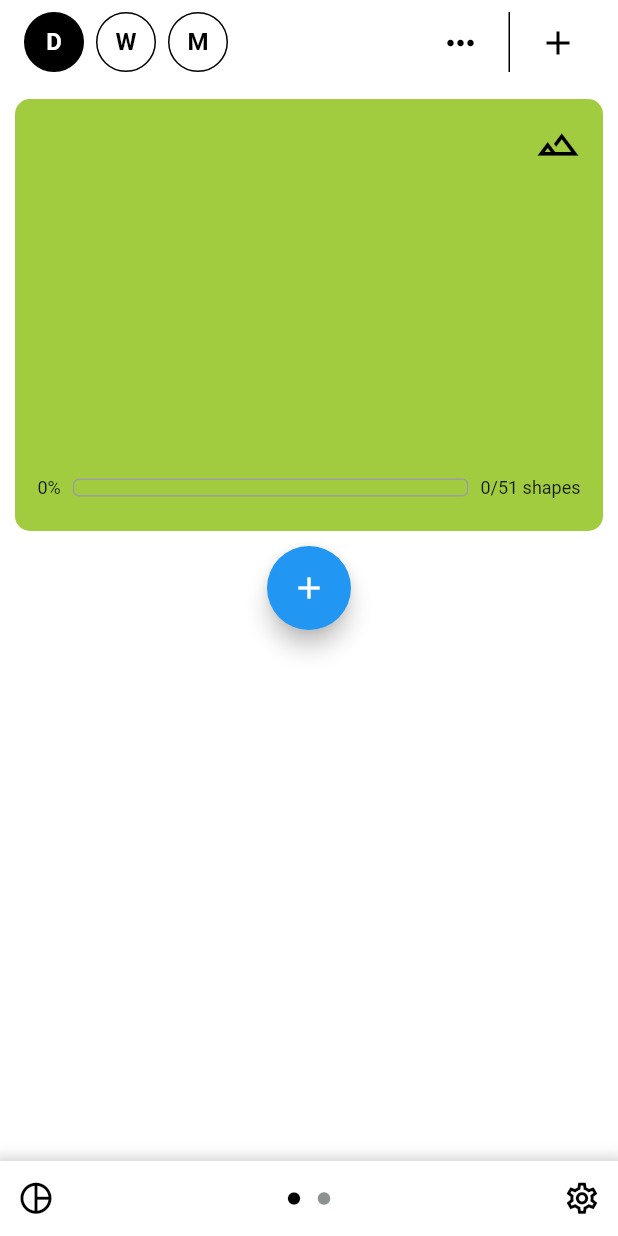
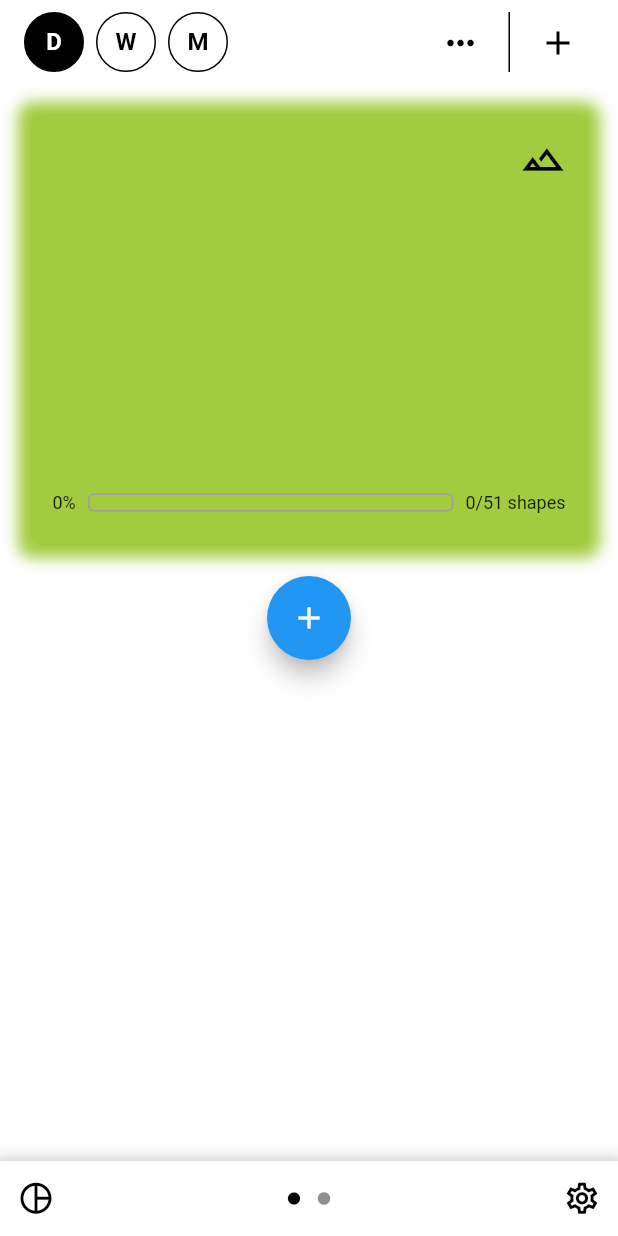
Before and after one commit to roshankern/TaskZoo, a Flutter app: the screen it shows after launch, on a phone screen of 412 x 824 dp. Run offline on Flutter 3.47's test engine with Material 2 defaults, Android fonts, the phone set to English and light mode, and no system bars; our stand-ins replace fl_chart, flutter_svg, font_awesome_flutter; missing offline and left inert: curved_progress_bar.

Commit message:
update mountain colors

```diff
--- a/assets/biomes_data.json
+++ b/assets/biomes_data.json
@@ -38,8 +38,8 @@
         },
         {
             "name": "mountain",
-            "primaryColor": "#8db7b6",
-            "secondaryColor": "#afd2d2",
+            "primaryColor": "#90b53e",
+            "secondaryColor": "#A1CC40",
             "backgroundPath": "assets/biomes_data/mountain/mountain_background_geometrized.png",
             "icon": {
                 "name": "Mountain",
--- a/lib/widgets/home/animal_builder.dart
+++ b/lib/widgets/home/animal_builder.dart
@@ -4,7 +4,10 @@ import 'package:flutter_svg/flutter_svg.dart';
 
 class AnimalBuilder extends StatefulWidget {
   const AnimalBuilder(
-      {required this.svgPath, required this.biomeIcon, required this.backgroundColor, Key? key})
+      {required this.svgPath,
+      required this.biomeIcon,
+      required this.backgroundColor,
+      Key? key})
       : super(key: key);
 
   final String svgPath;
@@ -97,12 +100,19 @@ class AnimalBuilderState extends State<AnimalBuilder> {
         svgData = getBuilderSvg(svgData, _numShapes);
 
         return Padding(
-          padding: const EdgeInsets.all(10.0),
+          padding: const EdgeInsets.all(20.0),
           child: Container(
             padding: const EdgeInsets.all(15.0),
             decoration: BoxDecoration(
               borderRadius: BorderRadius.circular(10.0),
               color: widget.backgroundColor,
+              boxShadow: [
+                BoxShadow(
+                  color: widget.backgroundColor,
+                  spreadRadius: 8,
+                  blurRadius: 8,
+                ),
+              ],
             ),
             child:
                 Column(mainAxisAlignment: MainAxisAlignment.center, children: [
```
